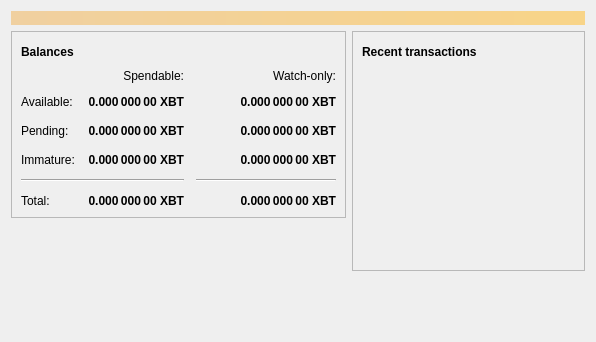
Before: the Qt Designer form src/qt/forms/overviewpage.ui in Bitcoin-ABC/bitcoin-abc, drawn with Qt 5.
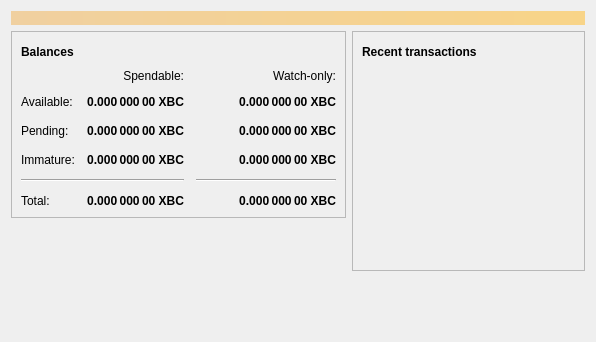
After: the same form once the commit is applied. Icons and pictures are not drawn.

```diff
--- a/src/qt/forms/overviewpage.ui
+++ b/src/qt/forms/overviewpage.ui
@@ -129,7 +129,7 @@
                <string>Unconfirmed transactions to watch-only addresses</string>
               </property>
               <property name="text">
-               <string notr="true">0.000 000 00 XBT</string>
+               <string notr="true">0.000 000 00 XBC</string>
               </property>
               <property name="alignment">
                <set>Qt::AlignRight|Qt::AlignTrailing|Qt::AlignVCenter</set>
@@ -154,7 +154,7 @@
                <string>Total of transactions that have yet to be confirmed, and do not yet count toward the spendable balance</string>
               </property>
               <property name="text">
-               <string notr="true">0.000 000 00 XBT</string>
+               <string notr="true">0.000 000 00 XBC</string>
               </property>
               <property name="alignment">
                <set>Qt::AlignRight|Qt::AlignTrailing|Qt::AlignVCenter</set>
@@ -179,7 +179,7 @@
                <string>Mined balance in watch-only addresses that has not yet matured</string>
               </property>
               <property name="text">
-               <string notr="true">0.000 000 00 XBT</string>
+               <string notr="true">0.000 000 00 XBC</string>
               </property>
               <property name="alignment">
                <set>Qt::AlignRight|Qt::AlignTrailing|Qt::AlignVCenter</set>
@@ -237,7 +237,7 @@
                <string>Mined balance that has not yet matured</string>
               </property>
               <property name="text">
-               <string notr="true">0.000 000 00 XBT</string>
+               <string notr="true">0.000 000 00 XBC</string>
               </property>
               <property name="alignment">
                <set>Qt::AlignRight|Qt::AlignTrailing|Qt::AlignVCenter</set>
@@ -282,7 +282,7 @@
                <string>Your current total balance</string>
               </property>
               <property name="text">
-               <string notr="true">0.000 000 00 XBT</string>
+               <string notr="true">0.000 000 00 XBC</string>
               </property>
               <property name="alignment">
                <set>Qt::AlignRight|Qt::AlignTrailing|Qt::AlignVCenter</set>
@@ -307,7 +307,7 @@
                <string>Current total balance in watch-only addresses</string>
               </property>
               <property name="text">
-               <string notr="true">0.000 000 00 XBT</string>
+               <string notr="true">0.000 000 00 XBC</string>
               </property>
               <property name="alignment">
                <set>Qt::AlignRight|Qt::AlignTrailing|Qt::AlignVCenter</set>
@@ -349,7 +349,7 @@
                <string>Your current spendable balance</string>
               </property>
               <property name="text">
-               <string notr="true">0.000 000 00 XBT</string>
+               <string notr="true">0.000 000 00 XBC</string>
               </property>
               <property name="alignment">
                <set>Qt::AlignRight|Qt::AlignTrailing|Qt::AlignVCenter</set>
@@ -374,7 +374,7 @@
                <string>Your current balance in watch-only addresses</string>
               </property>
               <property name="text">
-               <string notr="true">0.000 000 00 XBT</string>
+               <string notr="true">0.000 000 00 XBC</string>
               </property>
               <property name="alignment">
                <set>Qt::AlignRight|Qt::AlignTrailing|Qt::AlignVCenter</set>
```
